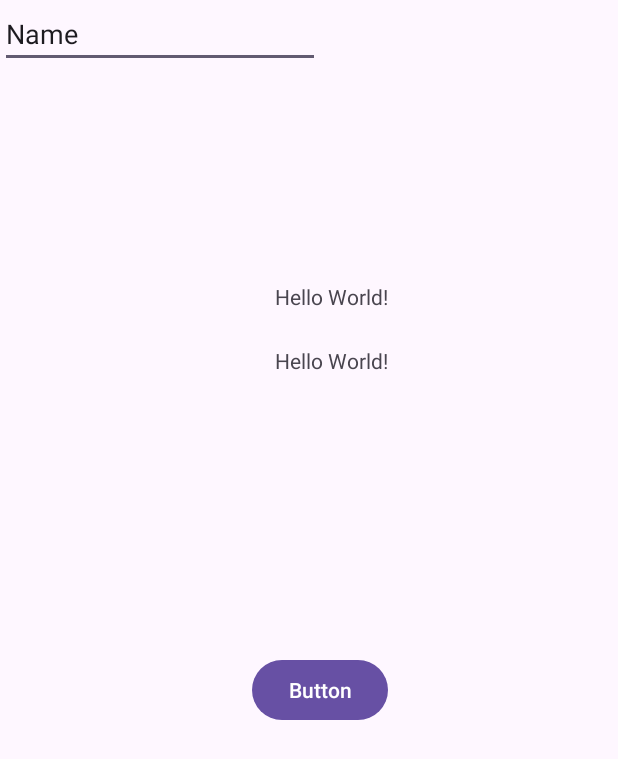
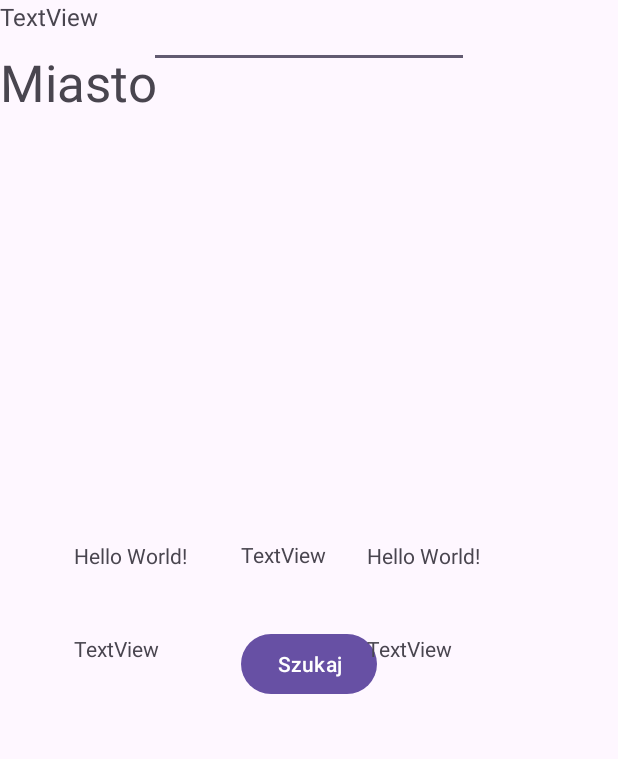
Before and after one commit to FilipChomczynski/Pogoda, an Android app: the screen it shows after launch (MainActivity), on a phone screen of 412 x 824 dp. Shown: the top 759 px of the screen. Run offline under Robolectric (Android 15) with nearby library versions, the phone set to English and light mode, and no system bars.

Commit message:
niezla draka romper w krzakach

```diff
--- a/app/src/main/java/com/example/myapplication/MainActivity.kt
+++ b/app/src/main/java/com/example/myapplication/MainActivity.kt
@@ -1,5 +1,6 @@
 package com.example.myapplication
 
+import android.annotation.SuppressLint
 import androidx.appcompat.app.AppCompatActivity
 import android.os.Bundle
 import android.widget.TextView
@@ -18,8 +19,8 @@ class MainActivity : AppCompatActivity() {
     override fun onCreate(savedInstanceState: Bundle?) {
         super.onCreate(savedInstanceState)
         setContentView(R.layout.activity_main)
-        var url = "https://api.openweathermap.org/data/2.5/weather?q=Bielsko-Biala&lang=pl&appid=29604613abf856e1b8f45210c7ae7562";
-        var data: JSONObject = JSONObject("{}");
+        val url = "https://api.openweathermap.org/data/2.5/weather?q=Bielsko-Biala&lang=pl&appid=29604613abf856e1b8f45210c7ae7562"
+        var data: JSONObject = JSONObject("{}")
 
         val request = Request.Builder()
             .url(url)
@@ -27,19 +28,22 @@ class MainActivity : AppCompatActivity() {
 
         client.newCall(request).enqueue(object : Callback {
             override fun onFailure(call: Call, e: IOException) {}
+            @SuppressLint("SetTextI18n")
             override fun onResponse(call: Call, response: Response){
-                data = JSONObject(response.body()?.string());
-                var temp = data.getJSONObject("main").getString("temp");
-                var temp_label = findViewById<TextView>(R.id.textView);
+                data = JSONObject(response.body()?.string())
+
                 runOnUiThread {
-                    temp_label.text = temp;
+                    findViewById<TextView>(R.id.temperatura).text = data.getJSONObject("main").getString("temp")
+                    findViewById<TextView>(R.id.stan).text = data.getString("name")
+
+
+                    findViewById<TextView>(R.id.temperatura).text = "temperatura: " + data.getJSONObject("main").getString("temp")
+                    findViewById<TextView>(R.id.wiatr).text = "wiatr: " + data.getJSONObject("wind").getString("speed")
+                    findViewById<TextView>(R.id.cisnienie).text = "cisnienie: " + data.getJSONObject("wind").getString("speed")
+                    findViewById<TextView>(R.id.wilgotnosc).text = "wilgotnosc: " + data.getJSONObject("main").getString("humidity")
+                    findViewById<TextView>(R.id.widocznosc).text = "widocznosc: " + data.getString("visibility")
                 }
-
             }
         })
-
-
-
-
     }
 }
--- a/app/src/main/res/layout/activity_main.xml
+++ b/app/src/main/res/layout/activity_main.xml
@@ -7,38 +7,39 @@
     tools:context=".MainActivity">
 
     <TextView
-        android:id="@+id/textView"
+        android:id="@+id/temperatura"
         android:layout_width="wrap_content"
         android:layout_height="wrap_content"
         android:text="Hello World!"
         app:layout_constraintBottom_toBottomOf="parent"
         app:layout_constraintEnd_toEndOf="parent"
-        app:layout_constraintHorizontal_bias="0.544"
+        app:layout_constraintHorizontal_bias="0.146"
         app:layout_constraintStart_toStartOf="parent"
         app:layout_constraintTop_toTopOf="parent"
-        app:layout_constraintVertical_bias="0.234" />
+        app:layout_constraintVertical_bias="0.448" />
 
     <TextView
-        android:id="@+id/textView2"
+        android:id="@+id/wiatr"
         android:layout_width="wrap_content"
         android:layout_height="wrap_content"
         android:text="Hello World!"
         app:layout_constraintBottom_toBottomOf="parent"
         app:layout_constraintEnd_toEndOf="parent"
-        app:layout_constraintHorizontal_bias="0.544"
+        app:layout_constraintHorizontal_bias="0.727"
         app:layout_constraintStart_toStartOf="parent"
         app:layout_constraintTop_toTopOf="parent"
-        app:layout_constraintVertical_bias="0.287" />
+        app:layout_constraintVertical_bias="0.448" />
 
     <Button
         android:id="@+id/btn1"
         android:layout_width="wrap_content"
         android:layout_height="wrap_content"
-        android:layout_marginStart="168dp"
-        android:layout_marginTop="436dp"
-        android:text="Button"
+        android:layout_marginTop="15dp"
+        android:text="Szukaj"
+        app:layout_constraintBottom_toBottomOf="parent"
+        app:layout_constraintEnd_toEndOf="parent"
         app:layout_constraintStart_toStartOf="parent"
-        app:layout_constraintTop_toTopOf="parent" />
+        app:layout_constraintTop_toBottomOf="@+id/editTextText" />
 
     <EditText
         android:id="@+id/editTextText"
@@ -46,8 +47,63 @@
         android:layout_height="wrap_content"
         android:ems="10"
         android:inputType="text"
-        android:text="Name"
-        tools:layout_editor_absoluteX="122dp"
-        tools:layout_editor_absoluteY="380dp" />
+        app:layout_constraintEnd_toEndOf="parent"
+        app:layout_constraintStart_toStartOf="parent"
+        tools:layout_editor_absoluteY="604dp" />
+
+    <TextView
+        android:id="@+id/miasto"
+        android:layout_width="413dp"
+        android:layout_height="103dp"
+        android:layout_marginTop="32dp"
+        android:text="Miasto"
+        android:textSize="34sp"
+        app:layout_constraintStart_toStartOf="parent"
+        app:layout_constraintTop_toTopOf="parent" />
+
+    <TextView
+        android:id="@+id/cisnienie"
+        android:layout_width="58dp"
+        android:layout_height="23dp"
+        android:text="TextView"
+        app:layout_constraintBottom_toBottomOf="parent"
+        app:layout_constraintEnd_toEndOf="parent"
+        app:layout_constraintHorizontal_bias="0.453"
+        app:layout_constraintStart_toStartOf="parent"
+        app:layout_constraintTop_toTopOf="parent"
+        app:layout_constraintVertical_bias="0.45" />
+
+    <TextView
+        android:id="@+id/wilgotnosc"
+        android:layout_width="wrap_content"
+        android:layout_height="wrap_content"
+        android:text="TextView"
+        app:layout_constraintBottom_toBottomOf="parent"
+        app:layout_constraintEnd_toEndOf="parent"
+        app:layout_constraintHorizontal_bias="0.138"
+        app:layout_constraintStart_toStartOf="parent"
+        app:layout_constraintTop_toTopOf="parent"
+        app:layout_constraintVertical_bias="0.525" />
+
+    <TextView
+        android:id="@+id/widocznosc"
+        android:layout_width="wrap_content"
+        android:layout_height="wrap_content"
+        android:text="TextView"
+        app:layout_constraintBottom_toBottomOf="parent"
+        app:layout_constraintEnd_toEndOf="parent"
+        app:layout_constraintHorizontal_bias="0.688"
+        app:layout_constraintStart_toStartOf="parent"
+        app:layout_constraintTop_toTopOf="parent"
+        app:layout_constraintVertical_bias="0.525" />
+
+    <TextView
+        android:id="@+id/stan"
+        android:layout_width="wrap_content"
+        android:layout_height="wrap_content"
+        android:text="TextView"
+        android:textSize="16sp"
+        tools:layout_editor_absoluteX="19dp"
+        tools:layout_editor_absoluteY="153dp" />
 
 </androidx.constraintlayout.widget.ConstraintLayout>
```
